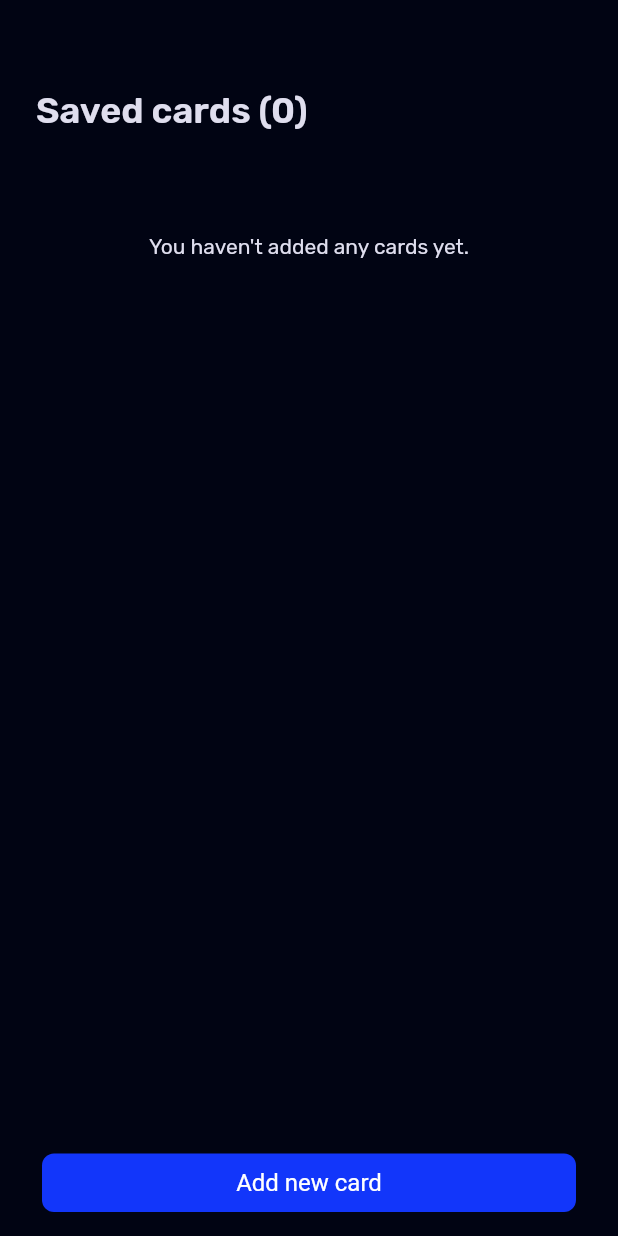
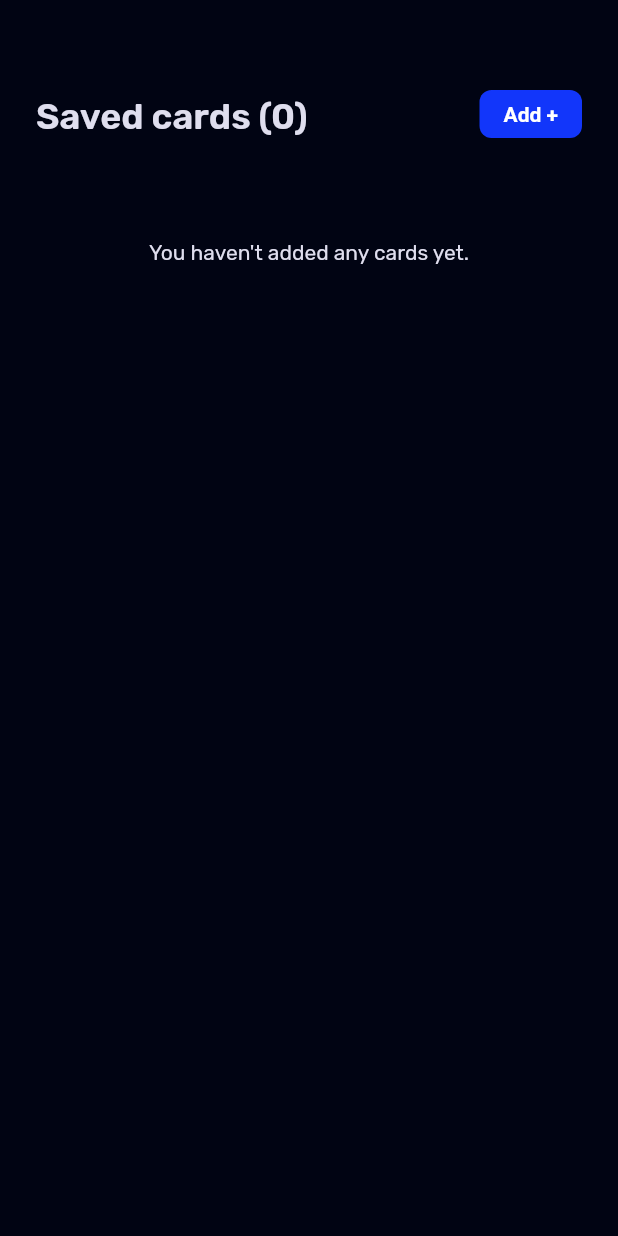
Before and after one commit to toxdes/cards, a Flutter app: the screen it shows after launch, on a phone screen of 412 x 824 dp. Run offline on Flutter 3.47's test engine with Material 3 defaults, Android fonts, the light colour scheme and no system bars.

Commit message:
refactor: move button to a new component; add animation on tap

```diff
--- /dev/null
+++ b/lib/components/shared/button.dart
@@ -0,0 +1,58 @@
+import 'package:cards/config/colors.dart';
+import 'package:flutter/material.dart';
+
+class Button extends StatefulWidget {
+  const Button(
+      {super.key, required this.onTap, required this.text, buttonType});
+
+  final String text;
+  final ButtonType buttonType = ButtonType.primary;
+  final VoidCallback onTap;
+
+  @override
+  State<Button> createState() => _ButtonState();
+}
+
+class _ButtonState extends State<Button> {
+  bool _active = false;
+  void setActive(bool newValue) {
+    setState(() {
+      _active = newValue;
+    });
+  }
+
+  @override
+  Widget build(BuildContext context) {
+    return GestureDetector(
+        onTap: widget.onTap,
+        onTapDown: (TapDownDetails _) {
+          setActive(true);
+        },
+        onTapUp: (TapUpDetails _) {
+          setActive(false);
+        },
+        child: AnimatedContainer(
+            // animated props
+            duration: const Duration(milliseconds: 50),
+            curve: Curves.fastOutSlowIn,
+            transformAlignment: Alignment.center,
+            transform: _active
+                ? (Matrix4.identity()..scale(0.95, 0.95))
+                : (Matrix4.identity()),
+            // props
+            // width: 160,
+            padding: const EdgeInsets.fromLTRB(16, 8, 16, 8),
+            decoration: BoxDecoration(
+                color: ThemeColors.blue,
+                borderRadius: BorderRadius.circular(8)),
+            child: Text(widget.text,
+                textDirection: TextDirection.ltr,
+                textAlign: TextAlign.center,
+                style: const TextStyle(
+                    color: ThemeColors.white1,
+                    fontSize: 14,
+                    fontWeight: FontWeight.w600))));
+  }
+}
+
+enum ButtonType { primary }
--- a/lib/screens/home.dart
+++ b/lib/screens/home.dart
@@ -1,3 +1,5 @@
+import 'package:cards/components/shared/button.dart';
+import 'package:cards/components/shared/cardview.dart';
 import 'package:cards/config/colors.dart';
 import 'package:cards/config/fonts.dart';
 import 'package:cards/models/card.dart';
@@ -13,7 +15,6 @@ class _HomeState extends State<Home> {
   List<CardModel> _cards = <CardModel>[];
 
   void addCard(CardModel c) {
-    c.randomize();
     setState(() {
       _cards = [c, ..._cards];
     });
@@ -30,6 +31,10 @@ class _HomeState extends State<Home> {
               mainAxisAlignment: MainAxisAlignment.end,
               crossAxisAlignment: CrossAxisAlignment.start,
               children: [
+                Row(
+                    mainAxisAlignment: MainAxisAlignment.spaceBetween,
+                    crossAxisAlignment: CrossAxisAlignment.end,
+                    children: [
                       Text("Saved cards (${_cards.length})",
                           textAlign: TextAlign.left,
                           style: const TextStyle(
@@ -37,6 +42,14 @@ class _HomeState extends State<Home> {
                               fontSize: 24,
                               fontWeight: FontWeight.w600,
                               color: ThemeColors.white2)),
+                      Button(
+                        text: "Add +",
+                        buttonType: ButtonType.primary,
+                        onTap: () {
+                          addCard(CardModel.random());
+                        },
+                      ),
+                    ]),
                 const SizedBox(height: 12),
                 Expanded(
                     child: ListView(
@@ -61,136 +74,7 @@ class _HomeState extends State<Home> {
                           );
                         }).toList(),
                 )),
-                GestureDetector(
-                    onTap: () {
-                      addCard(CardModel(
-                          CardType.credit,
-                          CardProvider.visa,
-                          "Card Name",
-                          "1234 5678 9012 3456",
-                          "403",
-                          "01/28",
-                          "Vaibhav"));
-                    },
-                    child: Stack(children: [
-                      Container(
-                          // width: 160,
-                          padding: const EdgeInsets.fromLTRB(20, 10, 20, 10),
-                          margin: const EdgeInsets.fromLTRB(4, 16, 4, 16),
-                          alignment: Alignment.center,
-                          decoration: BoxDecoration(
-                              color: ThemeColors.blue,
-                              borderRadius: BorderRadius.circular(8)),
-                          child: const Text("Add new card",
-                              textDirection: TextDirection.ltr,
-                              textAlign: TextAlign.center,
-                              style: TextStyle(
-                                  color: ThemeColors.white1, fontSize: 16))),
-                    ])),
               ],
             )));
   }
 }
-
-class CardView extends StatelessWidget {
-  final CardModel card;
-  CardView({required this.card}) : super(key: ObjectKey((card)));
-
-  @override
-  Widget build(BuildContext context) {
-    return Container(
-        margin: const EdgeInsets.fromLTRB(4, 16, 4, 16),
-        height: 220,
-        padding: const EdgeInsets.all(24),
-        decoration: BoxDecoration(
-            color: ThemeColors.gray2, borderRadius: BorderRadius.circular(20)),
-        child: Column(
-          mainAxisAlignment: MainAxisAlignment.start,
-          crossAxisAlignment: CrossAxisAlignment.start,
-          children: [
-            Text(
-              card.cardName,
-              textDirection: TextDirection.ltr,
-              style: const TextStyle(
-                  color: ThemeColors.teal,
-                  fontFamily: Fonts.rubik,
-                  fontWeight: FontWeight.w400,
-                  fontSize: 12),
-            ),
-            const SizedBox(height: 8),
-            Text(
-              card.number,
-              textDirection: TextDirection.ltr,
-              style: const TextStyle(
-                  color: ThemeColors.white2,
-                  fontFamily: Fonts.rubik,
-                  fontWeight: FontWeight.w400,
-                  fontSize: 24),
-            ),
-            const SizedBox(height: 20),
-            Row(
-                mainAxisAlignment: MainAxisAlignment.start,
-                crossAxisAlignment: CrossAxisAlignment.start,
-                children: [
-                  Text(
-                    card.expiry,
-                    textDirection: TextDirection.ltr,
-                    textAlign: TextAlign.left,
-                    style: const TextStyle(
-                        color: ThemeColors.white2,
-                        fontFamily: Fonts.rubik,
-                        fontWeight: FontWeight.w400,
-                        fontSize: 16),
-                  ),
-                  const SizedBox(width: 24),
-                  Text(
-                    card.cvv,
-                    textDirection: TextDirection.ltr,
-                    textAlign: TextAlign.right,
-                    style: const TextStyle(
-                        color: ThemeColors.white2,
-                        fontFamily: Fonts.rubik,
-                        fontWeight: FontWeight.w400,
-                        fontSize: 16),
-                  )
-                ]),
-            Expanded(
-                child: Row(
-                    mainAxisAlignment: MainAxisAlignment.end,
-                    crossAxisAlignment: CrossAxisAlignment.end,
-                    children: [
-                  Expanded(
-                      child: Text(
-                    card.ownerName.toUpperCase(),
-                    textDirection: TextDirection.ltr,
-                    textAlign: TextAlign.left,
-                    style: const TextStyle(
-                        color: ThemeColors.white3,
-                        fontFamily: Fonts.rubik,
-                        fontWeight: FontWeight.w400,
-                        letterSpacing: 2,
-                        fontSize: 14),
-                  )),
-                  Text(
-                    card.provider == CardProvider.visa
-                        ? "VISA"
-                        : card.provider == CardProvider.rupay
-                            ? "RuPay"
-                            : "Mastercard",
-                    textDirection: TextDirection.ltr,
-                    textAlign: TextAlign.right,
-                    style: TextStyle(
-                        color: card.provider == CardProvider.visa
-                            ? ThemeColors.yellow
-                            : card.provider == CardProvider.rupay
-                                ? ThemeColors.green
-                                : ThemeColors.red,
-                        fontFamily: Fonts.rubik,
-                        fontWeight: FontWeight.w400,
-                        fontSize: 14),
-                  )
-                ]))
-          ],
-        ));
-  }
-}
--- a/pubspec.yaml
+++ b/pubspec.yaml
@@ -16,7 +16,7 @@ publish_to: "none" # Remove this line if you wish to publish to pub.dev
 # https://developer.apple.com/library/archive/documentation/General/Reference/InfoPlistKeyReference/Articles/CoreFoundationKeys.html
 # In Windows, build-name is used as the major, minor, and patch parts
 # of the product and file versions while build-number is used as the build suffix.
-version: 0.0.4+4
+version: 0.0.5+5
 
 environment:
   sdk: ">=3.2.6 <4.0.0"
```
Also changed, not shown: lib/components/shared/cardview.dart (added, +112 -0 lines), lib/models/card.dart (+16 -10 lines). Lines whose indentation alone changed are shown as unchanged.
